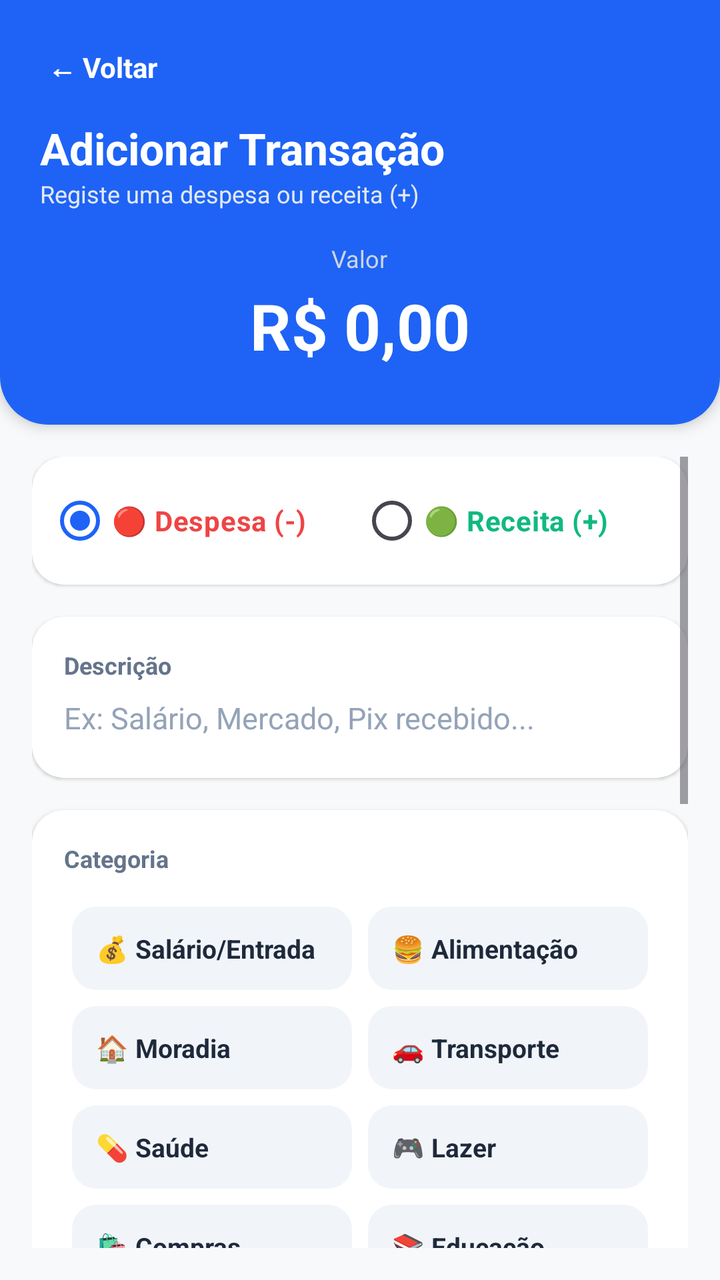
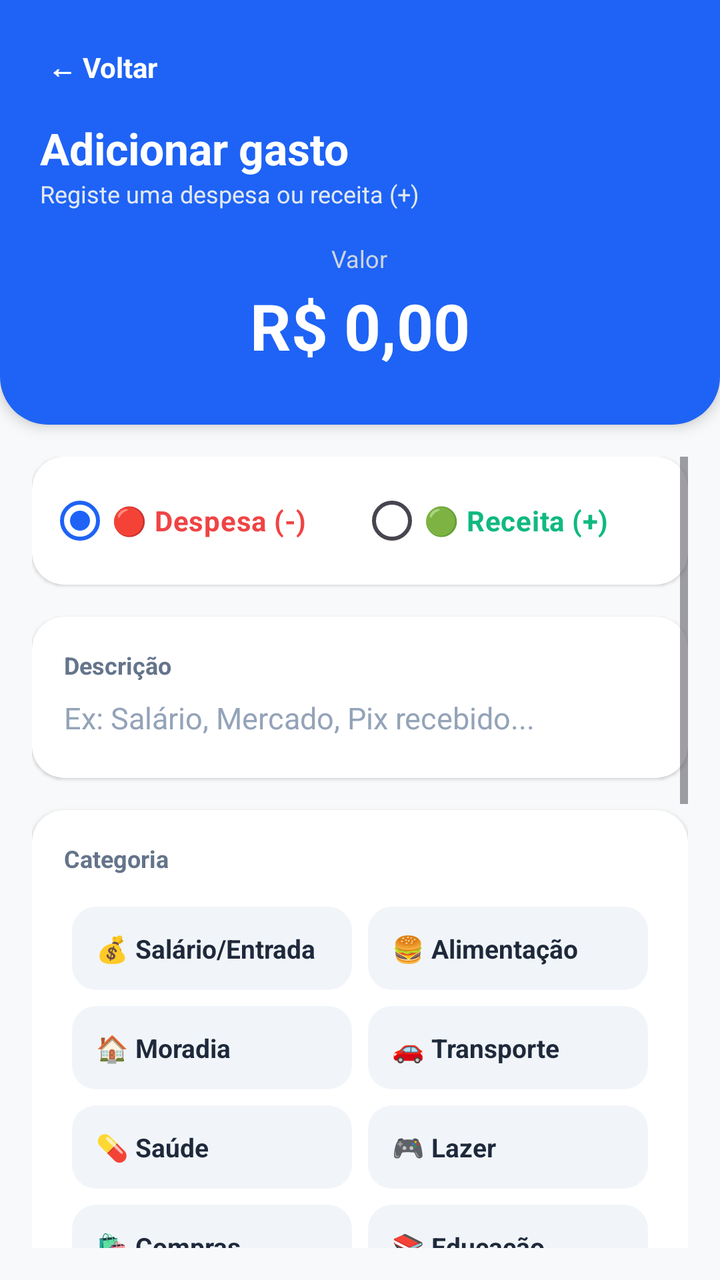

An Android layout rendered at two revisions. The XML below is the earlier revision; the diff shows what the commit changed to produce the second picture.
<!-- AndroidManifest.xml: application theme Theme.MeuControle -->
<!-- res/layout/activity_adicionar_gasto.xml -->
<?xml version="1.0" encoding="utf-8"?>
<LinearLayout
    xmlns:android="http://schemas.android.com/apk/res/android"
    xmlns:app="http://schemas.android.com/apk/res-auto"
    android:layout_width="match_parent"
    android:layout_height="match_parent"
    android:orientation="vertical"
    android:background="#F8F9FA"
    android:fitsSystemWindows="true">

    
    <LinearLayout
        android:layout_width="match_parent"
        android:layout_height="wrap_content"
        android:orientation="vertical"
        android:background="@drawable/bg_header_blue"
        android:padding="20dp"
        android:elevation="4dp">

        <TextView
            android:id="@+id/btnVoltar"
            android:layout_width="wrap_content"
            android:layout_height="wrap_content"
            android:text="← Voltar"
            android:textColor="@android:color/white"
            android:textSize="14sp"
            android:textStyle="bold"
            android:background="?attr/selectableItemBackground"
            android:clickable="true"
            android:focusable="true"
            android:padding="4dp"
            android:layout_marginBottom="12dp" />

        <TextView
            android:layout_width="wrap_content"
            android:layout_height="wrap_content"
            android:text="Adicionar Transação"
            android:textSize="22sp"
            android:textStyle="bold"
            android:textColor="@android:color/white" />

        <TextView
            android:layout_width="wrap_content"
            android:layout_height="wrap_content"
            android:text="Registe uma despesa ou receita (+)"
            android:textSize="12sp"
            android:textColor="#E2E8F0"
            android:layout_marginBottom="16dp" />

        <TextView
            android:layout_width="wrap_content"
            android:layout_height="wrap_content"
            android:text="Valor"
            android:textSize="12sp"
            android:textColor="#CBD5E1"
            android:layout_gravity="center_horizontal" />

        <TextView
            android:id="@+id/txtValorDisplay"
            android:layout_width="wrap_content"
            android:layout_height="wrap_content"
            android:text="R$ 0,00"
            android:textSize="32sp"
            android:textStyle="bold"
            android:textColor="@android:color/white"
            android:layout_gravity="center_horizontal"
            android:layout_marginTop="4dp"
            android:layout_marginBottom="8dp" />

    </LinearLayout>

    <ScrollView
        android:layout_width="match_parent"
        android:layout_height="match_parent"
        android:fillViewport="true"
        android:padding="16dp">

        <LinearLayout
            android:layout_width="match_parent"
            android:layout_height="wrap_content"
            android:orientation="vertical">

            
            <androidx.cardview.widget.CardView
                android:layout_width="match_parent"
                android:layout_height="wrap_content"
                app:cardCornerRadius="16dp"
                app:cardElevation="1dp"
                app:cardBackgroundColor="@android:color/white"
                android:layout_marginBottom="16dp">

                <RadioGroup
                    android:id="@+id/rgTipoTransacao"
                    android:layout_width="match_parent"
                    android:layout_height="wrap_content"
                    android:orientation="horizontal"
                    android:weightSum="2"
                    android:padding="8dp">

                    <RadioButton
                        android:id="@+id/rbDespesa"
                        android:layout_width="0dp"
                        android:layout_height="wrap_content"
                        android:layout_weight="1"
                        android:checked="true"
                        android:text="🔴 Despesa (-)"
                        android:textColor="#EF4444"
                        android:textStyle="bold"
                        android:buttonTint="#EF4444" />

                    <RadioButton
                        android:id="@+id/rbReceita"
                        android:layout_width="0dp"
                        android:layout_height="wrap_content"
                        android:layout_weight="1"
                        android:text="🟢 Receita (+)"
                        android:textColor="#10B981"
                        android:textStyle="bold"
                        android:buttonTint="#10B981" />

                </RadioGroup>
            </androidx.cardview.widget.CardView>

            
            <androidx.cardview.widget.CardView
                android:layout_width="match_parent"
                android:layout_height="wrap_content"
                app:cardCornerRadius="16dp"
                app:cardElevation="1dp"
                app:cardBackgroundColor="@android:color/white"
                android:layout_marginBottom="16dp">

                <LinearLayout
                    android:layout_width="match_parent"
                    android:layout_height="wrap_content"
                    android:orientation="vertical"
                    android:padding="16dp">

                    <TextView
                        android:layout_width="wrap_content"
                        android:layout_height="wrap_content"
                        android:text="Descrição"
                        android:textSize="12sp"
                        android:textStyle="bold"
                        android:textColor="#64748B"
                        android:layout_marginBottom="8dp" />

                    <EditText
                        android:id="@+id/inputDescricao"
                        android:layout_width="match_parent"
                        android:layout_height="wrap_content"
                        android:hint="Ex: Salário, Mercado, Pix recebido..."
                        android:textSize="15sp"
                        android:textColor="#1E293B"
                        android:textColorHint="#94A3B8"
                        android:background="@android:color/transparent"
                        android:inputType="textCapSentences"
                        android:maxLines="1"
                        android:paddingBottom="4dp" />
                </LinearLayout>
            </androidx.cardview.widget.CardView>

            
            <androidx.cardview.widget.CardView
                android:layout_width="match_parent"
                android:layout_height="wrap_content"
                app:cardCornerRadius="16dp"
                app:cardElevation="1dp"
                app:cardBackgroundColor="@android:color/white"
                android:layout_marginBottom="16dp">

                <LinearLayout
                    android:layout_width="match_parent"
                    android:layout_height="wrap_content"
                    android:orientation="vertical"
                    android:padding="16dp">

                    <TextView
                        android:layout_width="wrap_content"
                        android:layout_height="wrap_content"
                        android:text="Categoria"
                        android:textSize="12sp"
                        android:textStyle="bold"
                        android:textColor="#64748B"
                        android:layout_marginBottom="12dp" />

                    <GridLayout
                        android:layout_width="match_parent"
                        android:layout_height="wrap_content"
                        android:columnCount="2"
                        android:alignmentMode="alignMargins"
                        android:columnOrderPreserved="false">

                        <TextView android:id="@+id/catSalario" android:layout_width="0dp" android:layout_height="wrap_content" android:layout_columnWeight="1" android:text="💰 Salário/Entrada" android:textSize="13sp" android:textStyle="bold" android:textColor="#1E293B" android:background="@drawable/bg_chip_selector" android:padding="12dp" android:layout_margin="4dp" android:gravity="center_vertical" android:clickable="true" android:focusable="true"/>
                        <TextView android:id="@+id/catAlimentacao" android:layout_width="0dp" android:layout_height="wrap_content" android:layout_columnWeight="1" android:text="🍔 Alimentação" android:textSize="13sp" android:textStyle="bold" android:textColor="#1E293B" android:background="@drawable/bg_chip_selector" android:padding="12dp" android:layout_margin="4dp" android:gravity="center_vertical" android:clickable="true" android:focusable="true"/>
                        <TextView android:id="@+id/catMoradia" android:layout_width="0dp" android:layout_height="wrap_content" android:layout_columnWeight="1" android:text="🏠 Moradia" android:textSize="13sp" android:textStyle="bold" android:textColor="#1E293B" android:background="@drawable/bg_chip_selector" android:padding="12dp" android:layout_margin="4dp" android:gravity="center_vertical" android:clickable="true" android:focusable="true"/>
                        <TextView android:id="@+id/catTransporte" android:layout_width="0dp" android:layout_height="wrap_content" android:layout_columnWeight="1" android:text="🚗 Transporte" android:textSize="13sp" android:textStyle="bold" android:textColor="#1E293B" android:background="@drawable/bg_chip_selector" android:padding="12dp" android:layout_margin="4dp" android:gravity="center_vertical" android:clickable="true" android:focusable="true"/>
                        <TextView android:id="@+id/catSaude" android:layout_width="0dp" android:layout_height="wrap_content" android:layout_columnWeight="1" android:text="💊 Saúde" android:textSize="13sp" android:textStyle="bold" android:textColor="#1E293B" android:background="@drawable/bg_chip_selector" android:padding="12dp" android:layout_margin="4dp" android:gravity="center_vertical" android:clickable="true" android:focusable="true"/>
                        <TextView android:id="@+id/catLazer" android:layout_width="0dp" android:layout_height="wrap_content" android:layout_columnWeight="1" android:text="🎮 Lazer" android:textSize="13sp" android:textStyle="bold" android:textColor="#1E293B" android:background="@drawable/bg_chip_selector" android:padding="12dp" android:layout_margin="4dp" android:gravity="center_vertical" android:clickable="true" android:focusable="true"/>
                        <TextView android:id="@+id/catCompras" android:layout_width="0dp" android:layout_height="wrap_content" android:layout_columnWeight="1" android:text="🛍️ Compras" android:textSize="13sp" android:textStyle="bold" android:textColor="#1E293B" android:background="@drawable/bg_chip_selector" android:padding="12dp" android:layout_margin="4dp" android:gravity="center_vertical" android:clickable="true" android:focusable="true"/>
                        <TextView android:id="@+id/catEducacao" android:layout_width="0dp" android:layout_height="wrap_content" android:layout_columnWeight="1" android:text="📚 Educação" android:textSize="13sp" android:textStyle="bold" android:textColor="#1E293B" android:background="@drawable/bg_chip_selector" android:padding="12dp" android:layout_margin="4dp" android:gravity="center_vertical" android:clickable="true" android:focusable="true"/>
                        <TextView android:id="@+id/catContas" android:layout_width="0dp" android:layout_height="wrap_content" android:layout_columnWeight="1" android:text="💡 Contas" android:textSize="13sp" android:textStyle="bold" android:textColor="#1E293B" android:background="@drawable/bg_chip_selector" android:padding="12dp" android:layout_margin="4dp" android:gravity="center_vertical" android:clickable="true" android:focusable="true"/>
                        <TextView android:id="@+id/catOutros" android:layout_width="0dp" android:layout_height="wrap_content" android:layout_columnWeight="1" android:text="📦 Outros" android:textSize="13sp" android:textStyle="bold" android:textColor="#1E293B" android:background="@drawable/bg_chip_selector" android:padding="12dp" android:layout_margin="4dp" android:gravity="center_vertical" android:clickable="true" android:focusable="true"/>

                    </GridLayout>

                </LinearLayout>
            </androidx.cardview.widget.CardView>

            
            <LinearLayout
                android:layout_width="match_parent"
                android:layout_height="wrap_content"
                android:orientation="horizontal"
                android:weightSum="2"
                android:layout_marginBottom="16dp">

                
                <androidx.cardview.widget.CardView
                    android:layout_width="0dp"
                    android:layout_height="wrap_content"
                    android:layout_weight="1"
                    app:cardCornerRadius="16dp"
                    app:cardElevation="1dp"
                    app:cardBackgroundColor="@android:color/white"
                    android:layout_marginEnd="8dp">

                    <LinearLayout
                        android:id="@+id/layoutData"
                        android:layout_width="match_parent"
                        android:layout_height="wrap_content"
                        android:orientation="vertical"
                        android:padding="14dp"
                        android:clickable="true"
                        android:focusable="true"
                        android:background="?attr/selectableItemBackground">

                        <TextView
                            android:layout_width="wrap_content"
                            android:layout_height="wrap_content"
                            android:text="📅 Data"
                            android:textSize="12sp"
                            android:textStyle="bold"
                            android:textColor="#64748B"
                            android:layout_marginBottom="4dp" />

                        <TextView
                            android:id="@+id/txtDataSelecionada"
                            android:layout_width="wrap_content"
                            android:layout_height="wrap_content"
                            android:text="09/09/2026"
                            android:textSize="15sp"
                            android:textStyle="bold"
                            android:textColor="#1E293B" />
                    </LinearLayout>
                </androidx.cardview.widget.CardView>

                
                <androidx.cardview.widget.CardView
                    android:layout_width="0dp"
                    android:layout_height="wrap_content"
                    android:layout_weight="1"
                    app:cardCornerRadius="16dp"
                    app:cardElevation="1dp"
                    app:cardBackgroundColor="@android:color/white"
                    android:layout_marginStart="8dp">

                    <LinearLayout
                        android:id="@+id/layoutPagamento"
                        android:layout_width="match_parent"
                        android:layout_height="wrap_content"
                        android:orientation="vertical"
                        android:padding="14dp"
                        android:clickable="true"
                        android:focusable="true"
                        android:background="?attr/selectableItemBackground">

                        <TextView
                            android:layout_width="wrap_content"
                            android:layout_height="wrap_content"
                            android:text="💳 Pagamento"
                            android:textSize="12sp"
                            android:textStyle="bold"
                            android:textColor="#64748B"
                            android:layout_marginBottom="4dp" />

                        <TextView
                            android:id="@+id/txtPagamentoSelecionado"
                            android:layout_width="wrap_content"
                            android:layout_height="wrap_content"
                            android:text="Débito ▼"
                            android:textSize="15sp"
                            android:textStyle="bold"
                            android:textColor="#1E293B" />
                    </LinearLayout>
                </androidx.cardview.widget.CardView>

            </LinearLayout>

            
            <androidx.cardview.widget.CardView
                android:layout_width="match_parent"
                android:layout_height="wrap_content"
                app:cardCornerRadius="16dp"
                app:cardElevation="1dp"
                app:cardBackgroundColor="@android:color/white"
                android:layout_marginBottom="20dp">

                <GridLayout
                    android:layout_width="match_parent"
                    android:layout_height="wrap_content"
                    android:columnCount="3"
                    android:alignmentMode="alignMargins"
                    android:columnOrderPreserved="false"
                    android:padding="12dp">

                    <com.google.android.material.button.MaterialButton android:id="@+id/btn1" style="@style/Widget.MaterialComponents.Button.UnelevatedButton" android:layout_width="0dp" android:layout_height="54dp" android:layout_columnWeight="1" android:layout_margin="4dp" android:text="1" android:textSize="20sp" android:textStyle="bold" android:textColor="#1E293B" app:backgroundTint="#F8F9FA" app:cornerRadius="12dp"/>
                    <com.google.android.material.button.MaterialButton android:id="@+id/btn2" style="@style/Widget.MaterialComponents.Button.UnelevatedButton" android:layout_width="0dp" android:layout_height="54dp" android:layout_columnWeight="1" android:layout_margin="4dp" android:text="2" android:textSize="20sp" android:textStyle="bold" android:textColor="#1E293B" app:backgroundTint="#F8F9FA" app:cornerRadius="12dp"/>
                    <com.google.android.material.button.MaterialButton android:id="@+id/btn3" style="@style/Widget.MaterialComponents.Button.UnelevatedButton" android:layout_width="0dp" android:layout_height="54dp" android:layout_columnWeight="1" android:layout_margin="4dp" android:text="3" android:textSize="20sp" android:textStyle="bold" android:textColor="#1E293B" app:backgroundTint="#F8F9FA" app:cornerRadius="12dp"/>

                    <com.google.android.material.button.MaterialButton android:id="@+id/btn4" style="@style/Widget.MaterialComponents.Button.UnelevatedButton" android:layout_width="0dp" android:layout_height="54dp" android:layout_columnWeight="1" android:layout_margin="4dp" android:text="4" android:textSize="20sp" android:textStyle="bold" android:textColor="#1E293B" app:backgroundTint="#F8F9FA" app:cornerRadius="12dp"/>
                    <com.google.android.material.button.MaterialButton android:id="@+id/btn5" style="@style/Widget.MaterialComponents.Button.UnelevatedButton" android:layout_width="0dp" android:layout_height="54dp" android:layout_columnWeight="1" android:layout_margin="4dp" android:text="5" android:textSize="20sp" android:textStyle="bold" android:textColor="#1E293B" app:backgroundTint="#F8F9FA" app:cornerRadius="12dp"/>
                    <com.google.android.material.button.MaterialButton android:id="@+id/btn6" style="@style/Widget.MaterialComponents.Button.UnelevatedButton" android:layout_width="0dp" android:layout_height="54dp" android:layout_columnWeight="1" android:layout_margin="4dp" android:text="6" android:textSize="20sp" android:textStyle="bold" android:textColor="#1E293B" app:backgroundTint="#F8F9FA" app:cornerRadius="12dp"/>

                    <com.google.android.material.button.MaterialButton android:id="@+id/btn7" style="@style/Widget.MaterialComponents.Button.UnelevatedButton" android:layout_width="0dp" android:layout_height="54dp" android:layout_columnWeight="1" android:layout_margin="4dp" android:text="7" android:textSize="20sp" android:textStyle="bold" android:textColor="#1E293B" app:backgroundTint="#F8F9FA" app:cornerRadius="12dp"/>
                    <com.google.android.material.button.MaterialButton android:id="@+id/btn8" style="@style/Widget.MaterialComponents.Button.UnelevatedButton" android:layout_width="0dp" android:layout_height="54dp" android:layout_columnWeight="1" android:layout_margin="4dp" android:text="8" android:textSize="20sp" android:textStyle="bold" android:textColor="#1E293B" app:backgroundTint="#F8F9FA" app:cornerRadius="12dp"/>
                    <com.google.android.material.button.MaterialButton android:id="@+id/btn9" style="@style/Widget.MaterialComponents.Button.UnelevatedButton" android:layout_width="0dp" android:layout_height="54dp" android:layout_columnWeight="1" android:layout_margin="4dp" android:text="9" android:textSize="20sp" android:textStyle="bold" android:textColor="#1E293B" app:backgroundTint="#F8F9FA" app:cornerRadius="12dp"/>

                    <com.google.android.material.button.MaterialButton android:id="@+id/btnDot" style="@style/Widget.MaterialComponents.Button.UnelevatedButton" android:layout_width="0dp" android:layout_height="54dp" android:layout_columnWeight="1" android:layout_margin="4dp" android:text="." android:textSize="20sp" android:textStyle="bold" android:textColor="#1E293B" app:backgroundTint="#F8F9FA" app:cornerRadius="12dp"/>
                    <com.google.android.material.button.MaterialButton android:id="@+id/btn0" style="@style/Widget.MaterialComponents.Button.UnelevatedButton" android:layout_width="0dp" android:layout_height="54dp" android:layout_columnWeight="1" android:layout_margin="4dp" android:text="0" android:textSize="20sp" android:textStyle="bold" android:textColor="#1E293B" app:backgroundTint="#F8F9FA" app:cornerRadius="12dp"/>
                    <com.google.android.material.button.MaterialButton android:id="@+id/btnDelete" style="@style/Widget.MaterialComponents.Button.UnelevatedButton" android:layout_width="0dp" android:layout_height="54dp" android:layout_columnWeight="1" android:layout_margin="4dp" android:text="⌫" android:textSize="20sp" android:textStyle="bold" android:textColor="#EF4444" app:backgroundTint="#F8F9FA" app:cornerRadius="12dp"/>

                </GridLayout>
            </androidx.cardview.widget.CardView>

            
            <Button
                android:id="@+id/btnSalvarGasto"
                android:layout_width="match_parent"
                android:layout_height="56dp"
                android:text="Guardar Transação"
                android:textSize="16sp"
                android:textStyle="bold"
                android:textColor="@android:color/white"
                app:backgroundTint="#1E63F5"
                app:cornerRadius="16dp"
                android:elevation="4dp"
                android:layout_marginBottom="24dp" />

        </LinearLayout>
    </ScrollView>

</LinearLayout>
<!-- resources referenced by this layout -->
<resources>
  <!-- drawable bg_chip_selector (drawable) -->
  <?xml version="1.0" encoding="utf-8"?>
  <selector xmlns:android="http://schemas.android.com/apk/res/android">
      <item android:state_selected="true">
          <shape android:shape="rectangle">
              <solid android:color="#EFF6FF"/>
              <stroke android:width="2dp" android:color="#1E63F5"/>
              <corners android:radius="12dp"/>
          </shape>
      </item>
      <item>
          <shape android:shape="rectangle">
              <solid android:color="#F1F5F9"/>
              <corners android:radius="12dp"/>
          </shape>
      </item>
  </selector>
  <!-- drawable bg_header_blue (drawable) -->
  <?xml version="1.0" encoding="utf-8"?>
  <shape xmlns:android="http://schemas.android.com/apk/res/android"
      android:shape="rectangle">
      <solid android:color="#1E63F5"/>
      <corners
          android:bottomLeftRadius="24dp"
          android:bottomRightRadius="24dp"/>
  </shape>
  <style name="Theme.MeuControle" parent="Base.Theme.MeuControle" />
  <style name="Base.Theme.MeuControle" parent="Theme.Material3.DayNight.NoActionBar">
          
          <item name="colorPrimary">#1E63F5</item>
          <item name="colorOnPrimary">@android:color/white</item>
  
          
          <item name="android:statusBarColor">#1E63F5</item>
  
          
          <item name="colorSecondary">#1E63F5</item>
      </style>
</resources>

<!-- the commit's change to res/layout/activity_adicionar_gasto.xml (unified diff, before → after) -->
@@ -32,9 +32,10 @@
             android:layout_marginBottom="12dp" />
 
         <TextView
-            android:layout_width="wrap_content"
-            android:layout_height="wrap_content"
-            android:text="Adicionar Transação"
+            android:id="@+id/txtTituloHeader"
+            android:layout_width="wrap_content"
+            android:layout_height="wrap_content"
+            android:text="Adicionar gasto"
             android:textSize="22sp"
             android:textStyle="bold"
             android:textColor="@android:color/white" />
